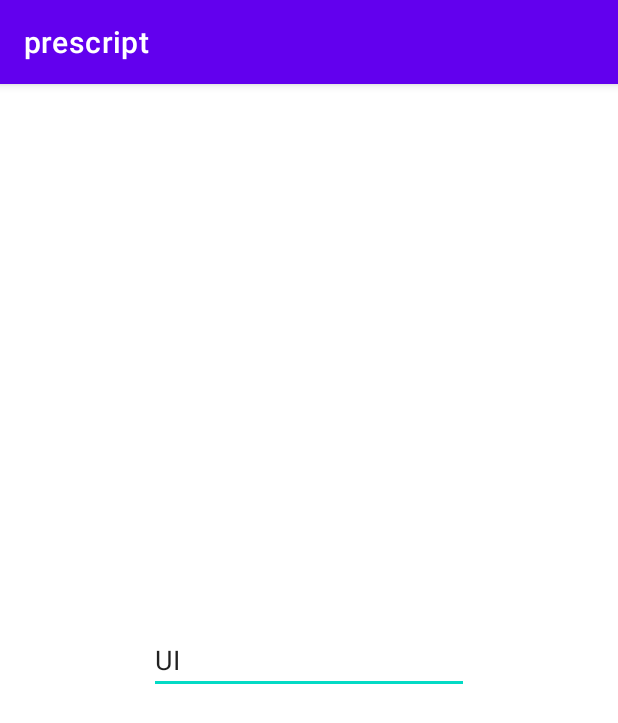
After one commit to DangerGuy/Prescript, an Android app: the userInterface screen opened directly, with no data from a screen before it, on a phone screen of 412 x 824 dp. The commit adds this screen. Shown: the top 723 px of the screen. Run offline under Robolectric (Android 15) with nearby library versions, the phone set to English and light mode, and no system bars.

Commit message:
Added log in to UI

```diff
--- a/app/src/main/AndroidManifest.xml
+++ b/app/src/main/AndroidManifest.xml
@@ -12,6 +12,9 @@
         android:theme="@style/Theme.Prescript"
         tools:targetApi="31">
         <activity
+            android:name=".userInterface"
+            android:exported="false" />
+        <activity
             android:name=".MainActivity"
             android:exported="true">
             <intent-filter>
--- a/app/src/main/java/com/example/prescript/MainActivity.java
+++ b/app/src/main/java/com/example/prescript/MainActivity.java
@@ -2,6 +2,7 @@ package com.example.prescript;
 
 import androidx.appcompat.app.AppCompatActivity;
 
+import android.content.Intent;
 import android.os.Bundle;
 import android.view.View;
 import android.widget.Button;
@@ -28,9 +29,15 @@ public class MainActivity extends AppCompatActivity {
             public void onClick(View v) {
                 if(username.getText().toString().equals("admin@gmail.com") && password.getText().toString().equals("admin@gmail.com")) {
                     Toast.makeText(MainActivity.this, "LOGIN SUCCESSFUL", Toast.LENGTH_SHORT).show();
+                    openUI();
                 }else
                     Toast.makeText(MainActivity.this, "LOGIN FAILED", Toast.LENGTH_SHORT).show();
             }
         });
     }
+    public void openUI(){
+        Intent intent = new Intent(this, userInterface.class);
+        startActivity(intent);
+    }
+
 }
--- /dev/null
+++ b/app/src/main/java/com/example/prescript/userInterface.java
@@ -0,0 +1,14 @@
+package com.example.prescript;
+
+import androidx.appcompat.app.AppCompatActivity;
+
+import android.os.Bundle;
+
+public class userInterface extends AppCompatActivity {
+
+    @Override
+    protected void onCreate(Bundle savedInstanceState) {
+        super.onCreate(savedInstanceState);
+        setContentView(R.layout.activity_user_interface);
+    }
+}
--- /dev/null
+++ b/app/src/main/res/layout/activity_user_interface.xml
@@ -0,0 +1,20 @@
+<?xml version="1.0" encoding="utf-8"?>
+<androidx.constraintlayout.widget.ConstraintLayout xmlns:android="http://schemas.android.com/apk/res/android"
+    xmlns:app="http://schemas.android.com/apk/res-auto"
+    xmlns:tools="http://schemas.android.com/tools"
+    android:layout_width="match_parent"
+    android:layout_height="match_parent"
+    tools:context=".userInterface">
+
+    <EditText
+        android:id="@+id/editTextTextPersonName2"
+        android:layout_width="wrap_content"
+        android:layout_height="wrap_content"
+        android:ems="10"
+        android:inputType="textPersonName"
+        android:text="UI"
+        app:layout_constraintBottom_toBottomOf="parent"
+        app:layout_constraintEnd_toEndOf="parent"
+        app:layout_constraintStart_toStartOf="parent"
+        app:layout_constraintTop_toTopOf="parent" />
+</androidx.constraintlayout.widget.ConstraintLayout>
```
